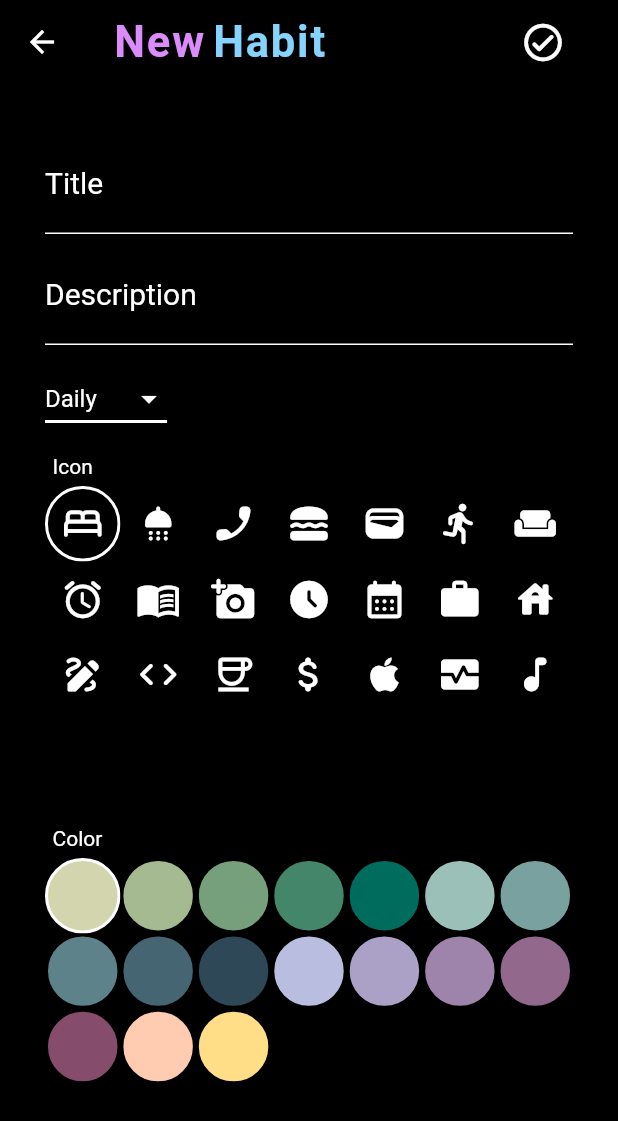
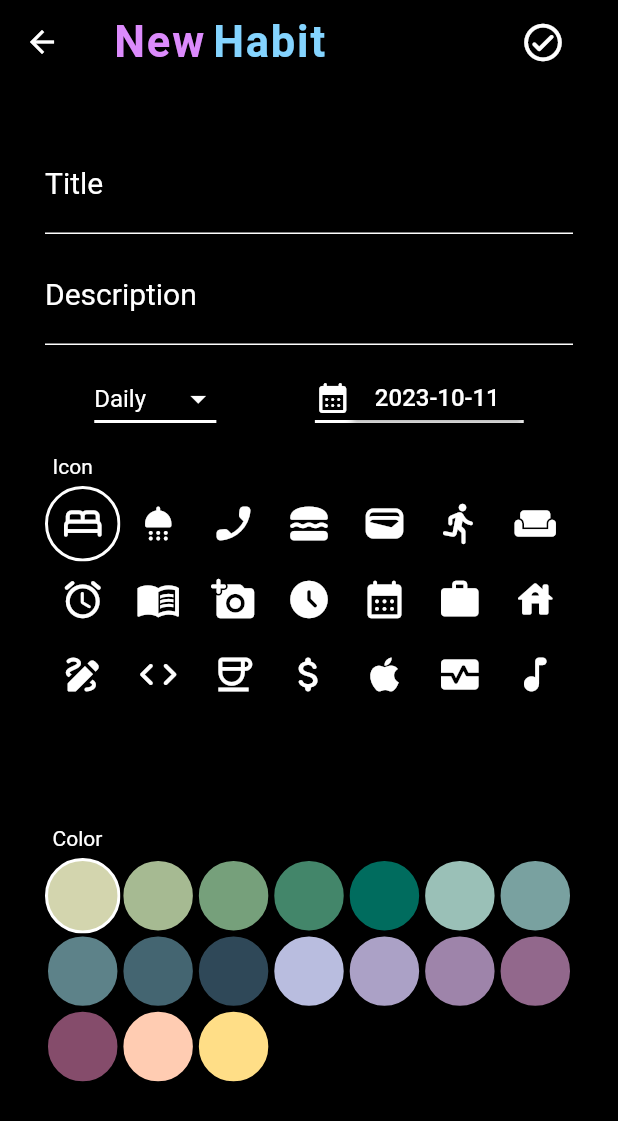
Before and after one commit to Aiveriwhair/Vanespar, a Flutter app: the NewHabitScreen screen opened directly, on a phone screen of 412 x 824 dp. Shown: the top 1121 px of the screen. Run offline on Flutter 3.47's test engine with Material 2 defaults, Android fonts, the phone set to English and light mode, and no system bars; our stand-ins replace shared_preferences, table_calendar; accounts and stored records are empty.

Commit message:
Implementation : User can select the starting date of a new habit

```diff
--- a/lib/screens/new_habit_screen.dart
+++ b/lib/screens/new_habit_screen.dart
@@ -10,6 +10,7 @@ final GlobalKey<FormState> _formKey = GlobalKey<FormState>();
 final TextEditingController _titleController = TextEditingController();
 final TextEditingController _descriptionController = TextEditingController();
 String _selectedFrequency = 'Daily';
+DateTime _selectedCreationDate = DateTime.now();
 int _selectedColor = HexColor.fromHex("#D3D5AE").value;
 int _selectedIcon = Icons.bed_rounded.codePoint;
 bool _isEdit = false;
@@ -30,7 +31,7 @@ void onCompleteButtonPress(BuildContext context) {
 
     if(!_isEdit) {
       // Create new Habit
-      var newHabit = Habit(title: title, description: description, frequency: frequency, color: colorValue, iconCodePoint: iconPoint);
+      var newHabit = Habit(title: title, description: description, frequency: frequency, color: colorValue, iconCodePoint: iconPoint, creationDate: _selectedCreationDate);
       // Add habit to SharedPreferences using HabitManager
       HabitManager.addHabit(newHabit);
     } else {
@@ -98,10 +99,13 @@ class NewHabitScreen extends StatelessWidget {
                   name: 'Description',
                     isTitle: false
                 ),
-                const Align(
-                  alignment: Alignment.centerLeft,
-                  child: DropDownButton(),
-                ),
+                const Row(
+                    mainAxisAlignment: MainAxisAlignment.spaceAround,
+                    children:[
+                      DropDownButton(),
+                      DatePickerWidget()
+                    ]
+                  ),
                 const Align(
                   alignment: Alignment.centerLeft,
                   child: Padding(padding: EdgeInsets.all(5),
@@ -255,6 +259,70 @@ class _InputWidgetState extends State<InputWidget> {
   // Sizes
   final double inputLabelSize = 20;
   final double inputTextSize = 16;
+}
+
+
+class DatePickerWidget extends StatefulWidget{
+  const DatePickerWidget({super.key});
+  @override
+  State<StatefulWidget> createState() => _DatePickerWidgetState();
+}
+class _DatePickerWidgetState extends State<DatePickerWidget>{
+
+  DateTime selectedDate = DateTime.now();
+
+  Future<void> _selectDate(BuildContext context) async {
+    DateTime? pickedDate = await showDatePicker(
+      context: context,
+      initialDate: selectedDate,
+      firstDate: DateTime.now(),
+      lastDate: DateTime(2100),
+    );
+    if (pickedDate != null && pickedDate != selectedDate) {
+      setState(() {
+        selectedDate = pickedDate;
+        _selectedCreationDate = pickedDate;
+      });
+    }
+  }
+  String _addLeadingZero(int number) {
+    if (number < 10) {
+      return '0$number';
+    }
+    return number.toString();
+  }
+  String dateTimeToDateString(DateTime day){
+    return "${day.year}-${_addLeadingZero(day.month)}-${_addLeadingZero(day.day)}";
+  }
+
+  @override
+  Widget build(BuildContext context) {
+    return Container(
+      height: 32,
+      padding: const EdgeInsets.all(0),
+      margin: const EdgeInsets.all(0),
+      decoration: const BoxDecoration(
+        border: Border(bottom: BorderSide(color: Colors.white, width: 2.0)),
+      ),
+      child: Row(
+        mainAxisSize: MainAxisSize.min,
+        children: <Widget>[
+          const Icon(Icons.calendar_month_rounded,
+              color: Colors.white),
+          ElevatedButton(
+            style: ButtonStyle(
+              backgroundColor: MaterialStateProperty.all<Color>(Colors.black),
+            ),
+            onPressed: () => _selectDate(context),
+            child: Text(
+              dateTimeToDateString(selectedDate) ?? "",
+              style: const TextStyle(fontSize: 16),
+            ),
+          ),
+        ],
+      ),
+    );
+  }
 }
 
 
```
